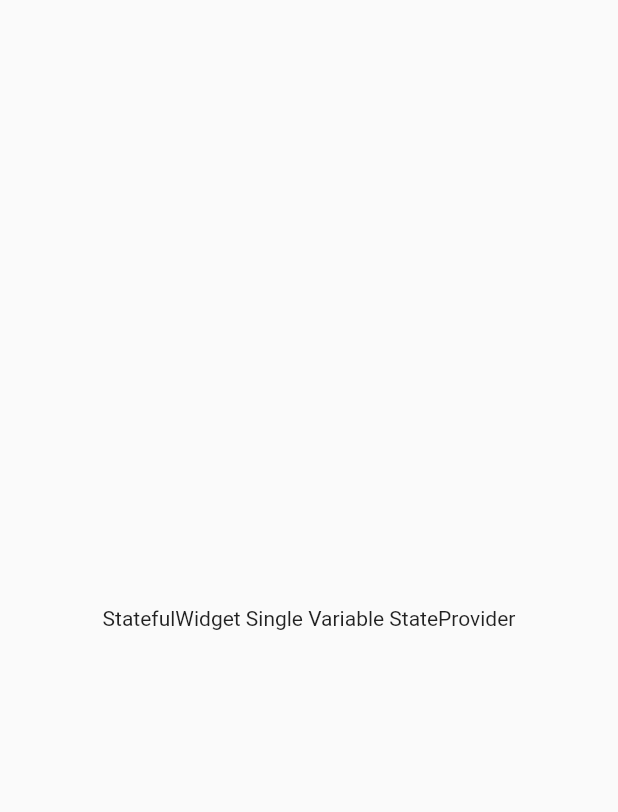
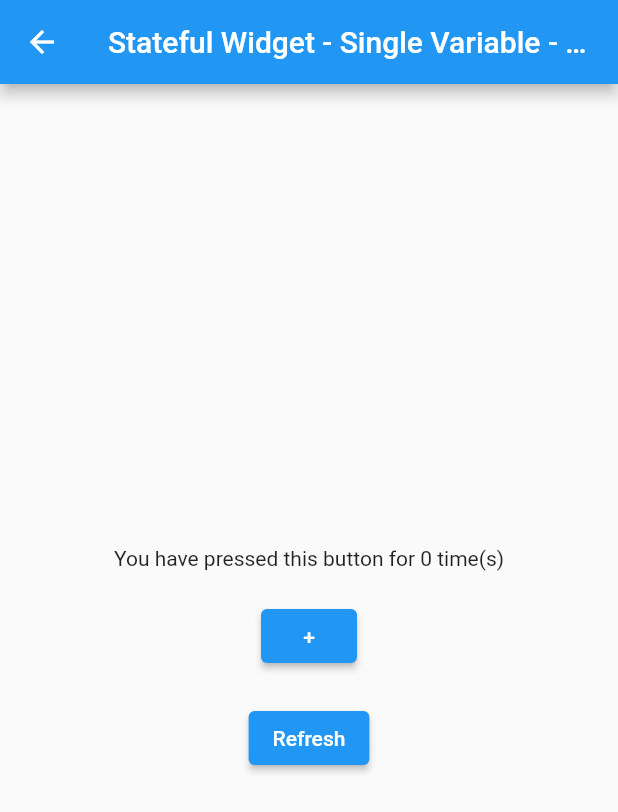
Before and after one commit to dv-mahbub/riverpod_practice, a Flutter app: the screen it shows after launch, after a tap on "5. Stateless Widget Single Variable - St", on a phone screen of 412 x 824 dp. Shown: the top 812 px of the screen. Run offline on Flutter 3.47's test engine with Material 2 defaults, Android fonts, the phone set to English and light mode, and no system bars; our stand-ins replace flutter_riverpod.

Commit message:
5 step completed first time

```diff
--- a/lib/main.dart
+++ b/lib/main.dart
@@ -63,7 +63,7 @@ class MyApp extends StatelessWidget {
 
             //5. stateful widget using global single variable - stateProvider
             ElevatedButton(
-              onPressed: ()=>Navigator.push(context, MaterialPageRoute(builder: (context)=>const StatefulWidgetSignleVariableStateProvider())),
+              onPressed: ()=>Navigator.push(context, MaterialPageRoute(builder: (context)=>const StatefulWidgetSingleVariableStateProvider())),
               child: const Text('5. Stateless Widget Single Variable - StateProvider'),
             ),
             const SizedBox(height: 20,),
--- a/lib/stateful_widget/stateful_widget_single_variable_stateprovider.dart
+++ b/lib/stateful_widget/stateful_widget_single_variable_stateprovider.dart
@@ -1,15 +1,63 @@
+import 'package:flutter/foundation.dart';
 import 'package:flutter/material.dart';
+import 'package:flutter_riverpod/flutter_riverpod.dart';
+import 'package:riverpod_practice/main.dart';
 
-class StatefulWidgetSignleVariableStateProvider extends StatefulWidget {
-  const StatefulWidgetSignleVariableStateProvider({Key? key}) : super(key: key);
+class StatefulWidgetSingleVariableStateProvider extends ConsumerStatefulWidget {
+  const StatefulWidgetSingleVariableStateProvider({Key? key}) : super(key: key);
 
   @override
-  State<StatefulWidgetSignleVariableStateProvider> createState() => _StatefulWidgetSignleVariableStateProviderState();
+  ConsumerState<StatefulWidgetSingleVariableStateProvider> createState() => _StatefulWidgetSingleVariableStateProviderState();
 }
 
-class _StatefulWidgetSignleVariableStateProviderState extends State<StatefulWidgetSignleVariableStateProvider> {
+class _StatefulWidgetSingleVariableStateProviderState extends ConsumerState<StatefulWidgetSingleVariableStateProvider> {
+  // ignore: prefer_typing_uninitialized_variables
+  var count;
+
+  @override
+  void initState() {
+    super.initState();
+    count = ref.read(number);
+    if (kDebugMode) {
+      print(count);
+    }
+  }
+
   @override
   Widget build(BuildContext context) {
-    return Scaffold(body: Center(child: Text('StatefulWidget Single Variable StateProvider'),));
+    count = ref.watch(number);
+    return Scaffold(
+      appBar: AppBar(
+        title: const Text('Stateful Widget - Single Variable - StateProvider'),
+        centerTitle: true,
+      ),
+      body: Center(
+        child: Column(
+          mainAxisAlignment: MainAxisAlignment.center,
+          children: [
+            Text('You have pressed this button for $count time(s)'),
+            const SizedBox(height: 20,),
+            ElevatedButton(
+              onPressed: (){
+                ref.watch(number.notifier).update((state) => state+1);
+                //ref.read(number.notifier).state+1;
+              },
+              child: const Text(' + '),
+            ),
+            const SizedBox(height: 20,),
+            ElevatedButton(
+              //refresh
+              onPressed: (){
+                //ref.invalidate(number);
+
+                // ignore: unused_result
+                ref.refresh(number);
+              },
+              child: const Text('Refresh'),
+            ),
+          ],
+        ),
+      ),
+    );
   }
 }
```
Also changed, not shown: lib/stateful_widget/stateful_widget_stateprovider.dart (+18 -2 lines).
